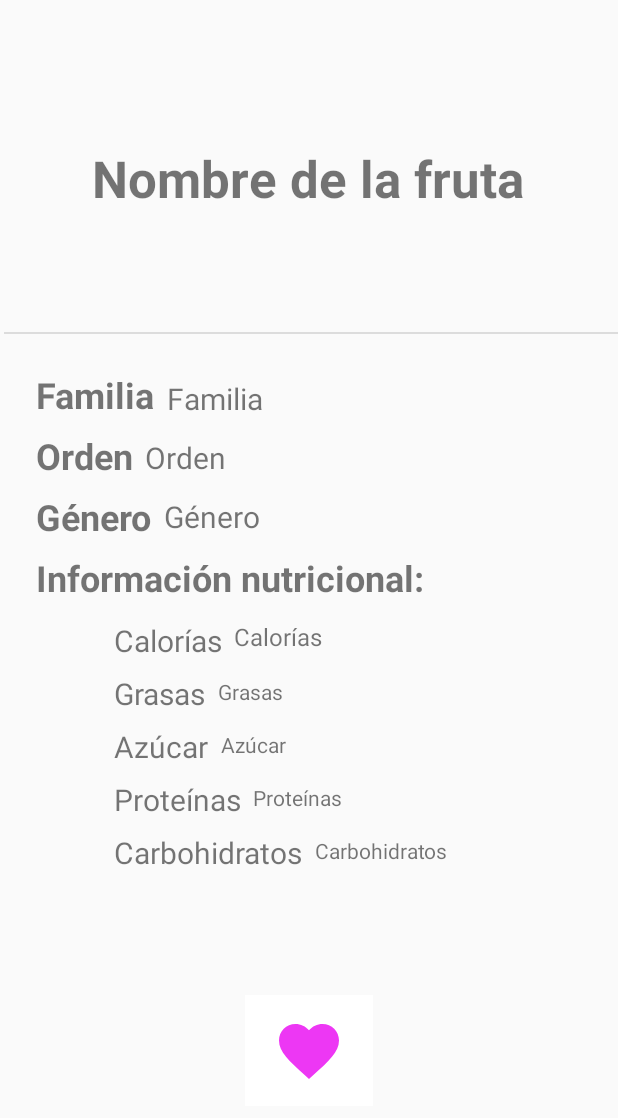
After one commit to AdrianUEx/Fruticion2.0, an Android app: the layout fragment_detail.xml on its own in the app's theme, with its tools: preview values and no code run, on a phone screen of 412 x 824 dp. The commit adds this screen. Shown: the top 1118 px of the screen. Run offline under Robolectric (Android 15) with nearby library versions, the phone set to English and light mode, and no system bars.

Commit message:
Creado fragment_detail.xml y DetailFragment a imagen de DetailActivity. Multiples optimizaciones minimas. Renombrada la clase mapper.kt a FruitMapper.kt. Retocado un parametro de SearchViewHolder para que mostrase el valor del Orden de la fruta en lugar de su Genero.

```diff
--- a/app/src/main/java/com/example/fruticion/activity/DetailActivity.kt
+++ b/app/src/main/java/com/example/fruticion/activity/DetailActivity.kt
@@ -10,6 +10,7 @@ class DetailActivity : AppCompatActivity() {
     private lateinit var binding : ActivityDetailBinding
     override fun onCreate(savedInstanceState: Bundle?) {
         super.onCreate(savedInstanceState)
+
         binding = ActivityDetailBinding.inflate(layoutInflater)
         setContentView(binding.root)
         setUpUI()
--- a/app/src/main/java/com/example/fruticion/api/mapper.kt
+++ b/app/src/main/java/com/example/fruticion/api/FruitMapper.kt
@@ -6,15 +6,16 @@ object FruitMapper {
     fun mapFromSerializedFruit(serializedFruit: SerializedFruit): Fruit {
         val nutrition = serializedFruit.nutritions
         return Fruit(
+            roomId = null,
             name = serializedFruit.name,
             family = serializedFruit.family,
             order = serializedFruit.order,
             genus = serializedFruit.genus,
 
             calories = nutrition?.calories,
+            fat = nutrition?.fat,
+            sugar =  nutrition?.sugar,
             carbohydrates = nutrition?.carbohydrates,
-            sugar =  nutrition?.sugar,
-            fat = nutrition?.fat,
             protein = nutrition?.protein
         )
     }
--- a/app/src/main/java/com/example/fruticion/database/FavouriteDao.kt
+++ b/app/src/main/java/com/example/fruticion/database/FavouriteDao.kt
@@ -1,6 +1,4 @@
 package com.example.fruticion.database
-
-
 
 import androidx.room.Dao
 import androidx.room.Insert
--- a/app/src/main/java/com/example/fruticion/model/Favourite.kt
+++ b/app/src/main/java/com/example/fruticion/model/Favourite.kt
@@ -1,11 +1,7 @@
 package com.example.fruticion.model
 
-import androidx.annotation.NonNull
 import androidx.room.Entity
 import androidx.room.ForeignKey
-import androidx.room.PrimaryKey
-import com.example.fruticion.model.Fruit
-import com.example.fruticion.model.User
 import java.io.Serializable
 
 @Entity(
@@ -24,9 +20,7 @@ import java.io.Serializable
     ]
 )
 data class Favourite(
-    @NonNull
     var favId: Long,
-    @NonNull
     var userId: Long,
     var fruitId: Long? = null
 ) : Serializable
--- a/app/src/main/java/com/example/fruticion/util/CredentialCheck.kt
+++ b/app/src/main/java/com/example/fruticion/util/CredentialCheck.kt
@@ -8,7 +8,7 @@ class CredentialCheck private constructor() {
 
     companion object {
 
-        private val longmin = 3
+        private const val longmin = 3
 
         private val check = arrayOf(
             CredentialCheck().apply {
--- /dev/null
+++ b/app/src/main/res/layout/fragment_detail.xml
@@ -0,0 +1,224 @@
+<?xml version="1.0" encoding="utf-8"?>
+<androidx.constraintlayout.widget.ConstraintLayout xmlns:android="http://schemas.android.com/apk/res/android"
+    xmlns:app="http://schemas.android.com/apk/res-auto"
+    xmlns:tools="http://schemas.android.com/tools"
+    android:id="@+id/detailFragment"
+    android:layout_width="match_parent"
+    android:layout_height="match_parent"
+    tools:context=".fragments.DetailFragment">
+
+    <TextView
+        android:id="@+id/text_detail_name"
+        android:layout_width="wrap_content"
+        android:layout_height="wrap_content"
+        android:layout_marginTop="96dp"
+        android:text="@string/text_detail_name"
+        android:textSize="34sp"
+        android:textStyle="bold"
+        app:layout_constraintEnd_toEndOf="parent"
+        app:layout_constraintHorizontal_bias="0.496"
+        app:layout_constraintStart_toStartOf="parent"
+        app:layout_constraintTop_toTopOf="parent" />
+
+    <View
+        android:id="@+id/divider"
+        android:layout_width="409dp"
+        android:layout_height="1dp"
+        android:layout_marginTop="80dp"
+        android:background="?android:attr/listDivider"
+        app:layout_constraintEnd_toEndOf="parent"
+        app:layout_constraintHorizontal_bias="1.0"
+        app:layout_constraintStart_toStartOf="parent"
+        app:layout_constraintTop_toBottomOf="@+id/text_detail_name" />
+
+    <TextView
+        android:id="@+id/text_detail_family"
+        android:layout_width="wrap_content"
+        android:layout_height="wrap_content"
+        android:layout_marginStart="24dp"
+        android:layout_marginTop="24dp"
+        android:text="@string/text_detail_family"
+        android:textSize="24sp"
+        android:textStyle="bold"
+        app:layout_constraintStart_toStartOf="parent"
+        app:layout_constraintTop_toBottomOf="@+id/divider" />
+
+    <TextView
+        android:id="@+id/text_detail_order"
+        android:layout_width="wrap_content"
+        android:layout_height="wrap_content"
+        android:layout_marginTop="8dp"
+        android:text="@string/text_detail_order"
+        android:textSize="24sp"
+        android:textStyle="bold"
+        app:layout_constraintStart_toStartOf="@+id/text_detail_family"
+        app:layout_constraintTop_toBottomOf="@+id/text_detail_family" />
+
+    <TextView
+        android:id="@+id/text_detail_genus"
+        android:layout_width="wrap_content"
+        android:layout_height="wrap_content"
+        android:layout_marginTop="8dp"
+        android:text="@string/text_detail_genus"
+        android:textSize="24sp"
+        android:textStyle="bold"
+        app:layout_constraintStart_toStartOf="@+id/text_detail_order"
+        app:layout_constraintTop_toBottomOf="@+id/text_detail_order" />
+
+    <TextView
+        android:id="@+id/text_detail_nutritition"
+        android:layout_width="wrap_content"
+        android:layout_height="wrap_content"
+        android:layout_marginTop="8dp"
+        android:text="@string/text_detail_nutrition"
+        android:textSize="24sp"
+        android:textStyle="bold"
+        app:layout_constraintStart_toStartOf="@+id/text_detail_genus"
+        app:layout_constraintTop_toBottomOf="@+id/text_detail_genus" />
+
+    <TextView
+        android:id="@+id/text_detail_calories"
+        android:layout_width="wrap_content"
+        android:layout_height="wrap_content"
+        android:layout_marginStart="52dp"
+        android:layout_marginTop="12dp"
+        android:text="@string/text_detail_calories"
+        android:textSize="20sp"
+        app:layout_constraintStart_toStartOf="@+id/text_detail_nutritition"
+        app:layout_constraintTop_toBottomOf="@+id/text_detail_nutritition" />
+
+    <TextView
+        android:id="@+id/text_detail_fat"
+        android:layout_width="wrap_content"
+        android:layout_height="wrap_content"
+        android:layout_marginTop="8dp"
+        android:text="@string/text_detail_fat"
+        android:textSize="20sp"
+        app:layout_constraintStart_toStartOf="@+id/text_detail_calories"
+        app:layout_constraintTop_toBottomOf="@+id/text_detail_calories" />
+
+    <TextView
+        android:id="@+id/text_detail_sugar"
+        android:layout_width="wrap_content"
+        android:layout_height="wrap_content"
+        android:layout_marginTop="8dp"
+        android:text="@string/text_detail_sugar"
+        android:textSize="20sp"
+        app:layout_constraintStart_toStartOf="@+id/text_detail_fat"
+        app:layout_constraintTop_toBottomOf="@+id/text_detail_fat" />
+
+    <TextView
+        android:id="@+id/text_detail_carbo"
+        android:layout_width="wrap_content"
+        android:layout_height="wrap_content"
+        android:layout_marginTop="8dp"
+        android:text="@string/text_detail_carbo"
+        android:textSize="20sp"
+        app:layout_constraintStart_toStartOf="@+id/text_detail_protein"
+        app:layout_constraintTop_toBottomOf="@+id/text_detail_protein" />
+
+    <TextView
+        android:id="@+id/text_detail_protein"
+        android:layout_width="wrap_content"
+        android:layout_height="wrap_content"
+        android:layout_marginTop="8dp"
+        android:text="@string/text_detail_protein"
+        android:textSize="20sp"
+        app:layout_constraintStart_toStartOf="@+id/text_detail_sugar"
+        app:layout_constraintTop_toBottomOf="@+id/text_detail_sugar" />
+
+    <TextView
+        android:id="@+id/value_detail_family"
+        android:layout_width="wrap_content"
+        android:layout_height="wrap_content"
+        android:layout_marginStart="8dp"
+        android:text="@string/value_detail_family"
+        android:textSize="20sp"
+        app:layout_constraintBottom_toBottomOf="@+id/text_detail_family"
+        app:layout_constraintStart_toEndOf="@+id/text_detail_family" />
+
+    <TextView
+        android:id="@+id/value_detail_order"
+        android:layout_width="wrap_content"
+        android:layout_height="wrap_content"
+        android:layout_marginStart="8dp"
+        android:layout_marginTop="12dp"
+        android:text="@string/value_detail_order"
+        android:textSize="20sp"
+        app:layout_constraintStart_toEndOf="@+id/text_detail_order"
+        app:layout_constraintTop_toBottomOf="@+id/value_detail_family" />
+
+    <TextView
+        android:id="@+id/value_detail_genus"
+        android:layout_width="wrap_content"
+        android:layout_height="wrap_content"
+        android:layout_marginStart="8dp"
+        android:layout_marginTop="12dp"
+        android:text="@string/value_detail_genus"
+        android:textSize="20sp"
+        app:layout_constraintStart_toEndOf="@+id/text_detail_genus"
+        app:layout_constraintTop_toBottomOf="@+id/value_detail_order" />
+
+    <TextView
+        android:id="@+id/value_detail_calories"
+        android:layout_width="wrap_content"
+        android:layout_height="wrap_content"
+        android:layout_marginStart="8dp"
+        android:layout_marginTop="12dp"
+        android:text="@string/value_detail_calories"
+        android:textSize="16sp"
+        app:layout_constraintStart_toEndOf="@+id/text_detail_calories"
+        app:layout_constraintTop_toBottomOf="@+id/text_detail_nutritition" />
+
+    <TextView
+        android:id="@+id/value_detail_fat"
+        android:layout_width="wrap_content"
+        android:layout_height="wrap_content"
+        android:layout_marginStart="8dp"
+        android:layout_marginTop="16dp"
+        android:text="@string/value_detail_fat"
+        app:layout_constraintStart_toEndOf="@+id/text_detail_fat"
+        app:layout_constraintTop_toBottomOf="@+id/value_detail_calories" />
+
+    <TextView
+        android:id="@+id/value_detail_sugar"
+        android:layout_width="wrap_content"
+        android:layout_height="wrap_content"
+        android:layout_marginStart="8dp"
+        android:layout_marginTop="16dp"
+        android:text="@string/value_detail_sugar"
+        app:layout_constraintStart_toEndOf="@+id/text_detail_sugar"
+        app:layout_constraintTop_toBottomOf="@+id/value_detail_fat" />
+
+    <TextView
+        android:id="@+id/value_detail_carbo"
+        android:layout_width="wrap_content"
+        android:layout_height="wrap_content"
+        android:layout_marginStart="8dp"
+        android:layout_marginTop="16dp"
+        android:text="@string/value_detail_carbo"
+        app:layout_constraintStart_toEndOf="@+id/text_detail_carbo"
+        app:layout_constraintTop_toBottomOf="@+id/value_detail_protein" />
+
+    <TextView
+        android:id="@+id/value_detail_protein"
+        android:layout_width="wrap_content"
+        android:layout_height="wrap_content"
+        android:layout_marginStart="8dp"
+        android:layout_marginTop="16dp"
+        android:text="@string/value_detail_protein"
+        app:layout_constraintStart_toEndOf="@+id/text_detail_protein"
+        app:layout_constraintTop_toBottomOf="@+id/value_detail_sugar" />
+
+    <ImageButton
+        android:id="@+id/add_favourite"
+        android:layout_width="85dp"
+        android:layout_height="74dp"
+        android:background="#FFFFFF"
+        android:contentDescription="Boton de anadir a favoritos con forma de corazon rosa"
+        android:src="@drawable/corazon"
+        app:layout_constraintBottom_toBottomOf="parent"
+        app:layout_constraintEnd_toEndOf="parent"
+        app:layout_constraintStart_toStartOf="parent"
+        app:layout_constraintTop_toBottomOf="@+id/value_detail_carbo" />
+</androidx.constraintlayout.widget.ConstraintLayout>
```
Also changed, not shown: app/src/main/java/com/example/fruticion/fragments/DetailFragment.kt (added, +75 -0 lines), app/src/main/java/com/example/fruticion/fragments/ProfileFragment.kt (+9 -2 lines), app/src/main/java/com/example/fruticion/fragments/SearchFragment.kt (+28 -20 lines), app/src/main/java/com/example/fruticion/fragments/SearchViewHolder.kt (+7 -4 lines), app/src/main/java/com/example/fruticion/model/Fruit.kt (+3 -5 lines), app/src/main/res/navigation/grafo_navegacion.xml (+14 -1 lines).
